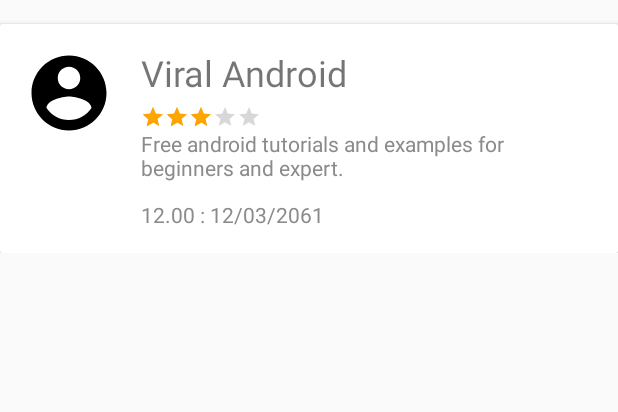
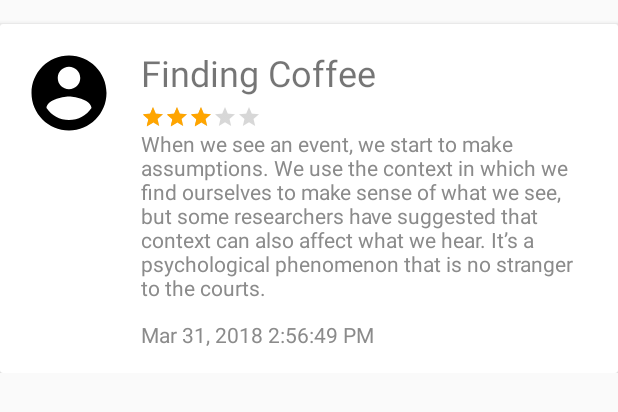
Before and after one commit to llsit/coffees, an Android app: the layout item_review.xml on its own in the app's theme, with its tools: preview values and no code run, on a phone screen of 412 x 824 dp. Shown: the top 412 px of the screen. Run offline under Robolectric (Android 15) with nearby library versions, the phone set to English and light mode, and no system bars.

Commit message:
Fix invalid display review

```diff
--- a/app/src/main/res/layout/item_review.xml
+++ b/app/src/main/res/layout/item_review.xml
@@ -1,13 +1,12 @@
 <?xml version="1.0" encoding="utf-8"?>
 <LinearLayout xmlns:android="http://schemas.android.com/apk/res/android"
-    xmlns:app="http://schemas.android.com/apk/res-auto"
     xmlns:tools="http://schemas.android.com/tools"
     android:layout_width="match_parent"
     android:layout_height="wrap_content"
     android:orientation="vertical">
 
     <android.support.v7.widget.CardView
-        android:id="@+id/item_review_cardview"
+        android:id="@+id/item_review_card_view"
         android:layout_width="match_parent"
         android:layout_height="wrap_content"
         android:layout_marginTop="16dp">
@@ -35,7 +34,7 @@
                 android:layout_alignParentTop="true"
                 android:layout_toEndOf="@+id/item_review_image"
                 android:paddingBottom="5dp"
-                android:text="Viral Android"
+                android:text="@string/app_name"
                 android:textSize="24sp" />
 
             <RatingBar
@@ -55,17 +54,17 @@
                 android:layout_height="wrap_content"
                 android:layout_below="@+id/item_review_ratingBar"
                 android:layout_toEndOf="@+id/item_review_image"
-                android:text="Free android tutorials and examples for beginners and expert."
+                android:text="@string/txt_example_long_text"
                 android:textColor="#8b8b8b" />
 
             <TextView
-                android:id="@+id/item_review_datetime"
+                android:id="@+id/item_shop_review_datetime"
                 android:layout_width="wrap_content"
                 android:layout_height="wrap_content"
                 android:layout_below="@+id/item_review_description"
                 android:layout_marginTop="12sp"
                 android:layout_toEndOf="@+id/item_review_image"
-                android:text="12.00 : 12/03/2061"
+                android:text="@string/txt_example_date_time"
                 android:textColor="#8b8b8b" />
 
             <ImageView
@@ -76,7 +75,8 @@
                 android:layout_below="@+id/item_review_description"
                 android:layout_marginTop="12sp"
                 android:src="@drawable/ic_comment_black_24dp"
-                android:visibility="gone"/>
+                android:visibility="gone"
+                android:contentDescription="@string/app_name" />
 
             <TextView
                 android:id="@+id/item_review_uid"
@@ -84,8 +84,7 @@
                 android:layout_height="wrap_content"
                 android:layout_below="@+id/item_review_ratingBar"
                 android:layout_toEndOf="@+id/item_review_image"
-                android:text="Free android tutorials and examples for beginners and expert."
-                android:textColor="#8b8b8b"
+                 android:textColor="#8b8b8b"
                 android:visibility="gone"/>
             <TextView
                 android:id="@+id/item_review_sid"
@@ -93,7 +92,6 @@
                 android:layout_height="wrap_content"
                 android:layout_below="@+id/item_review_ratingBar"
                 android:layout_toEndOf="@+id/item_review_image"
-                android:text="Free android tutorials and examples for beginners and expert."
                 android:textColor="#8b8b8b"
                 android:visibility="gone"/>
             <TextView
@@ -102,16 +100,14 @@
                 android:layout_height="wrap_content"
                 android:layout_below="@+id/item_review_ratingBar"
                 android:layout_toEndOf="@+id/item_review_image"
-                android:text="Free android tutorials and examples for beginners and expert."
-                android:textColor="#8b8b8b"
-                android:visibility="gone"/>
+                android:textColor="#8b8b8b" />
             <TextView
                 android:id="@+id/item_review_ratingBar2"
                 android:layout_width="wrap_content"
                 android:layout_height="wrap_content"
                 android:visibility="gone"/>
             <TextView
-                android:id="@+id/url"
+                android:id="@+id/item_shop_review_url"
                 android:layout_width="wrap_content"
                 android:layout_height="wrap_content"
                 android:visibility="gone"/>
--- a/app/src/main/res/values/strings.xml
+++ b/app/src/main/res/values/strings.xml
@@ -54,6 +54,8 @@
     <string name="btn_message_preferences">Preferences</string>
     <string name="title_activity_preferences">Preferences</string>
 
+    <string name="txt_example_long_text">When we see an event, we start to make assumptions. We use the context in which we find ourselves to make sense of what we see, but some researchers have suggested that context can also affect what we hear. It’s a psychological phenomenon that is no stranger to the courts.</string>
+    <string name="txt_example_date_time">Mar 31, 2018 2:56:49 PM</string>
     <!-- Strings related to Settings -->
 
     <!-- Example General settings -->
```
Also changed, not shown: app/src/main/java/com/cmu/nuts/coffee9/main/adapter/ReviewRecyclerAdapter.java (+4 -4 lines), app/src/main/java/com/cmu/nuts/coffee9/main/data_shop/ReviewDataShopFragment.java (+25 -76 lines), app/src/main/res/layout/fragment_review_data_shop.xml (+0 -12 lines), app/src/main/res/layout/item_review_list.xml (deleted, +0 -119 lines).
